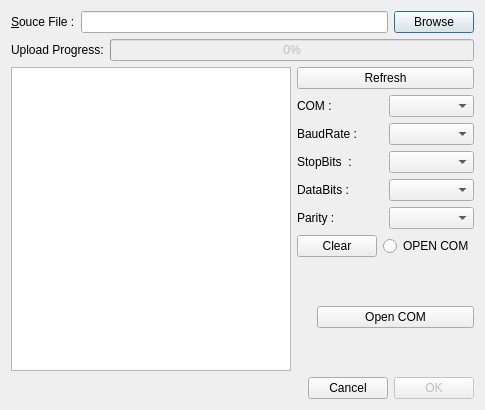
The window that browsedialog.ui (liangzelang/Qt_SerialPort_FileReadWrite) describes before a commit, drawn with Qt 5.
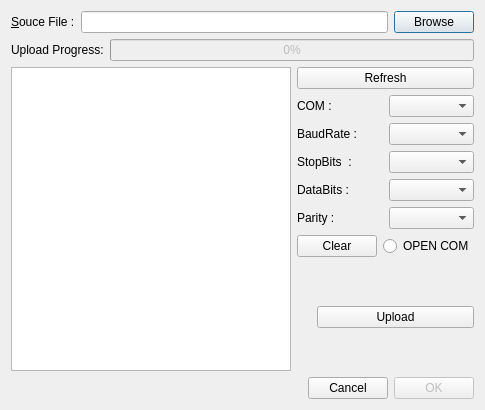
The same window after the commit.

Patch:
```diff
--- a/browsedialog.ui
+++ b/browsedialog.ui
@@ -230,7 +230,7 @@
          <item>
           <widget class="QPushButton" name="startpushButton">
            <property name="text">
-            <string>Open COM</string>
+            <string>Upload</string>
            </property>
           </widget>
          </item>
```
Left out of the diff: 4 changed lines with no effect on the pictures.
